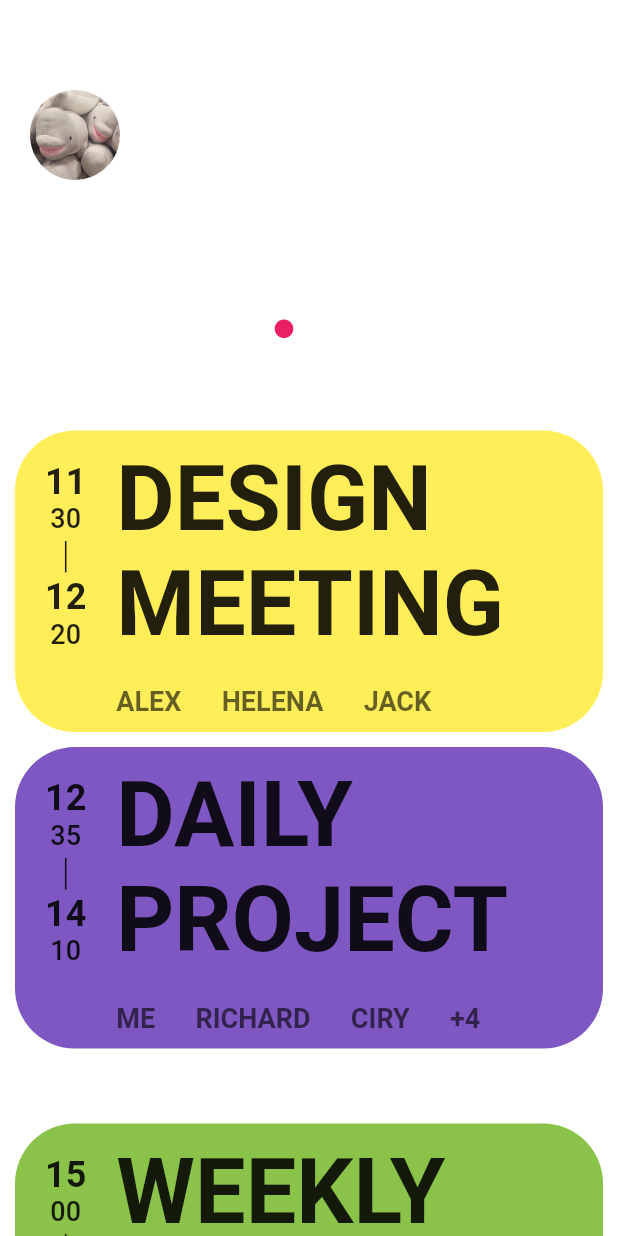
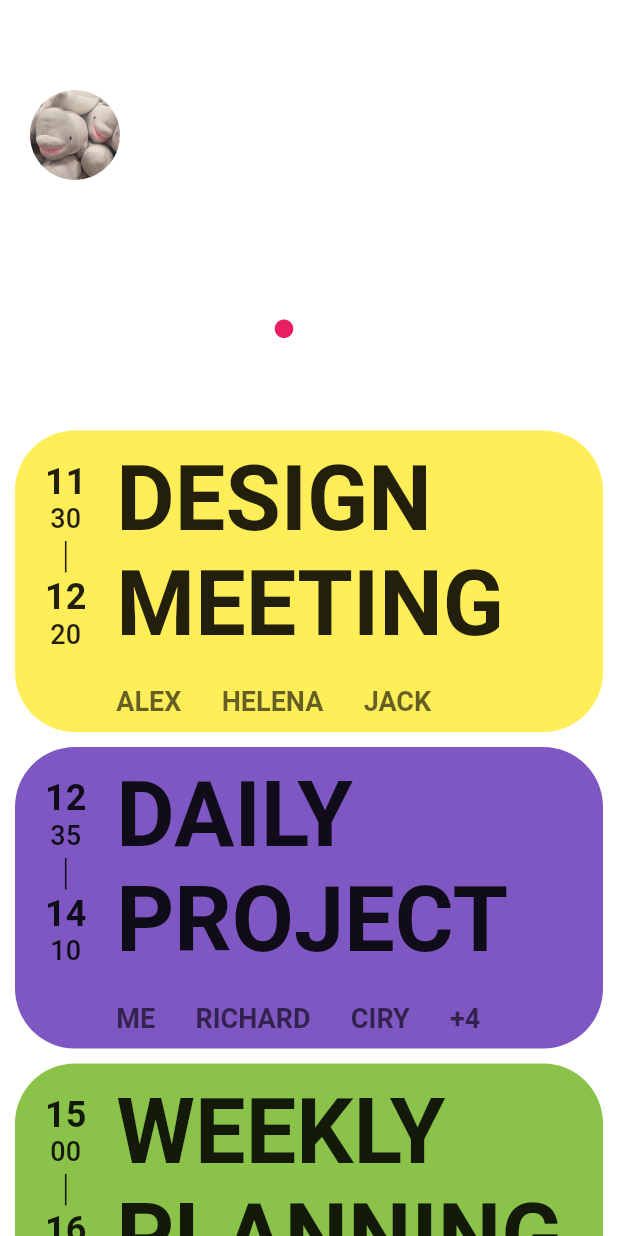
Before and after one commit to bladnoch/flutter-creative, a Flutter app: the screen it shows after launch, on a phone screen of 412 x 824 dp. Run offline on Flutter 3.47's test engine with Material 2 defaults, Android fonts, the phone set to English and light mode, and no system bars.

Commit message:
update sized box

```diff
--- a/week2day2/lib/main.dart
+++ b/week2day2/lib/main.dart
@@ -117,7 +117,7 @@ class MyApp extends StatelessWidget {
                   people: ["me","richard","ciry","+4"],
                   color:Colors.deepPurple[400],
                 ),
-                SizedBox(height: 50,),
+                SizedBox(height: 10,),
 
                 ThreeCards(
                   date: ["15","00","16","30"],
```
